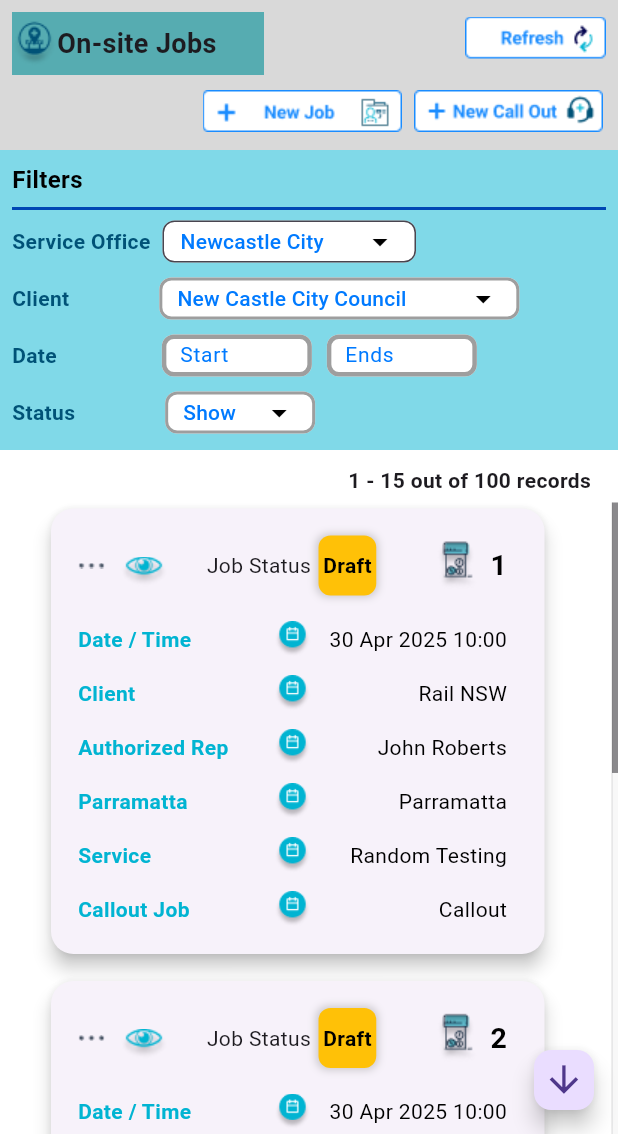
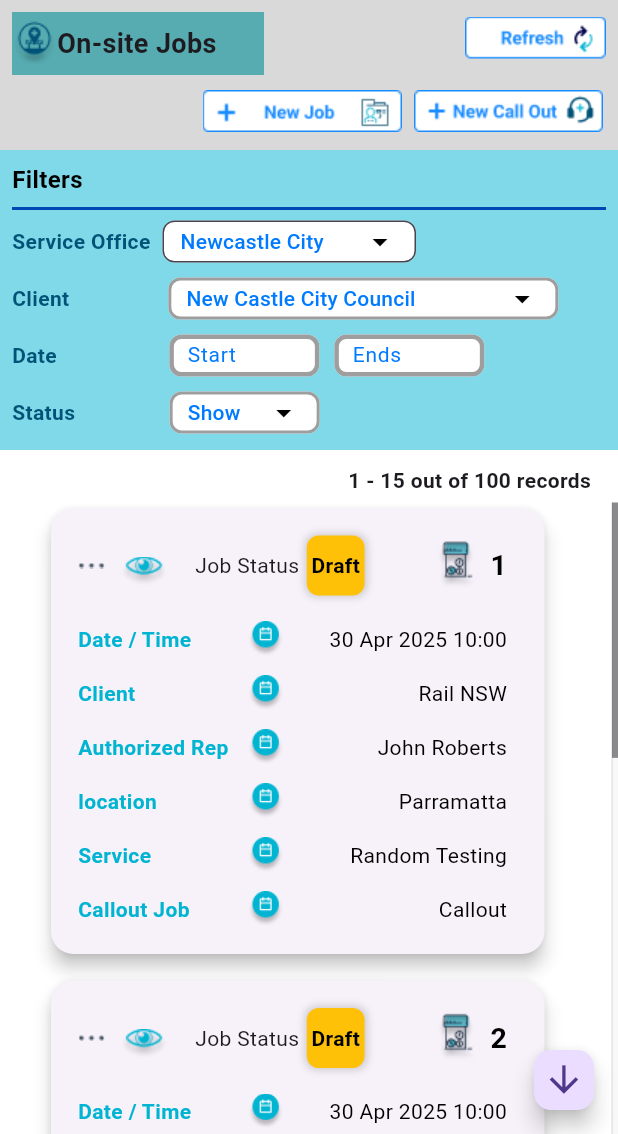
Before and after one commit to RusiraLiyanage/Collection-Manager-Mobile, a Flutter app: the OnsiteJobsHome screen opened directly, on a phone screen of 412 x 824 dp, the part 102-1236 px from its top. Run offline on Flutter 3.47's test engine with Material 3 defaults, Android fonts, the phone set to English and light mode, and no system bars; missing offline and left inert: number_pagination.

Commit message:
starting on iphone 11

```diff
--- a/lib/screens/OnsiteJobs/onSiteJobsHome.dart
+++ b/lib/screens/OnsiteJobs/onSiteJobsHome.dart
@@ -253,7 +253,7 @@ class _onSiteJobsHomeState extends State<OnsiteJobsHome> {
 
             // Right-aligned value
             Expanded(
-              flex: 3, // Adjust the flex value to control space distribution
+              flex: 4, // Adjust the flex value to control space distribution
               child: Align(
                 alignment: Alignment.centerRight,
                 child: Text(
@@ -494,7 +494,7 @@ class _onSiteJobsHomeState extends State<OnsiteJobsHome> {
                   child: Row(
                     children: [
                       Padding(
-                        padding: const EdgeInsets.only(right: 60.0),
+                        padding: const EdgeInsets.only(right: 66.0),
                         child: Text(
                           "Client",
                           style: TextStyle(
@@ -504,7 +504,7 @@ class _onSiteJobsHomeState extends State<OnsiteJobsHome> {
                         ),
                       ),
                       Container(
-                        width: 240,
+                        width: 260,
                         height: 28,
                         child: DropdownButtonFormField<String>(
                           focusColor: Colors.white,
@@ -568,7 +568,7 @@ class _onSiteJobsHomeState extends State<OnsiteJobsHome> {
                   child: Row(
                     children: [
                       Padding(
-                        padding: const EdgeInsets.only(right: 70.0),
+                        padding: const EdgeInsets.only(right: 75.0),
                         child: Text(
                           "Date",
                           style: TextStyle(
@@ -673,7 +673,7 @@ class _onSiteJobsHomeState extends State<OnsiteJobsHome> {
                   child: Row(
                     children: [
                       Padding(
-                        padding: const EdgeInsets.only(right: 60.0),
+                        padding: const EdgeInsets.only(right: 63.0),
                         child: Text(
                           "Status",
                           style: TextStyle(
@@ -837,7 +837,7 @@ class _onSiteJobsHomeState extends State<OnsiteJobsHome> {
                                         // Center-aligned icon
                                         Expanded(
                                           flex:
-                                              4, // Adjust the flex value to control space distribution
+                                              5, // Adjust the flex value to control space distribution
                                           child: Align(
                                             alignment: Alignment.center,
                                             child: Row(
@@ -934,8 +934,8 @@ class _onSiteJobsHomeState extends State<OnsiteJobsHome> {
                                     _buildInfoRow(
                                         iconPath:
                                             'assets/images/icons/dafault_icon.png',
-                                        title: job["location"]!,
-                                        value: 'Parramatta'),
+                                        title: 'location',
+                                        value: job["location"]!),
                                     _buildInfoRow(
                                         iconPath:
                                             'assets/images/icons/dafault_icon.png',
@@ -956,7 +956,7 @@ class _onSiteJobsHomeState extends State<OnsiteJobsHome> {
                     ),
                     Padding(
                       padding: const EdgeInsets.only(
-                        left: 20.0,
+                        left: 10.0,
                         right: 70,
                       ),
                       child: Align(
@@ -965,7 +965,7 @@ class _onSiteJobsHomeState extends State<OnsiteJobsHome> {
                           mainAxisAlignment: MainAxisAlignment.spaceBetween,
                           children: [
                             Padding(
-                              padding: const EdgeInsets.only(right: 40.0),
+                              padding: const EdgeInsets.only(right: 30.0),
                               child: Text(
                                 "Show",
                                 style: TextStyle(
@@ -1028,7 +1028,7 @@ class _onSiteJobsHomeState extends State<OnsiteJobsHome> {
                             ),
                             const Spacer(),
                             Container(
-                              width: 60,
+                              width: 65,
                               height: 20,
                               child: Text(
                                 "Navigate",
@@ -1087,7 +1087,21 @@ class _onSiteJobsHomeState extends State<OnsiteJobsHome> {
                       ),
                     ),
                     SizedBox(
-                      height: 10,
+                      height: 20,
+                    ),
+                    Align(
+                        alignment: Alignment.topLeft,
+                        child: Padding(
+                          padding: const EdgeInsets.only(left: 10.0),
+                          child: FittedBox(
+                            child: Image.asset(
+                              "assets/images/icons/showAchieve.png",
+                              fit: BoxFit.cover,
+                            ),
+                          ),
+                        )),
+                    SizedBox(
+                      height: 20,
                     ),
                   ],
                 ),
--- a/lib/tabs/tabs_page.dart
+++ b/lib/tabs/tabs_page.dart
@@ -114,7 +114,7 @@ class _TabsPageState extends State<TabsPage> {
                     fit: BoxFit
                         .contain, // Ensures the image fits within the specified size
                   ),
-                  label: 'On-site Jobs',
+                  label: 'On-site',
                 ),
                 BottomNavigationBarItem(
                   icon: Image.asset(
```
Also changed, not shown: pubspec.lock, 2 other files.
